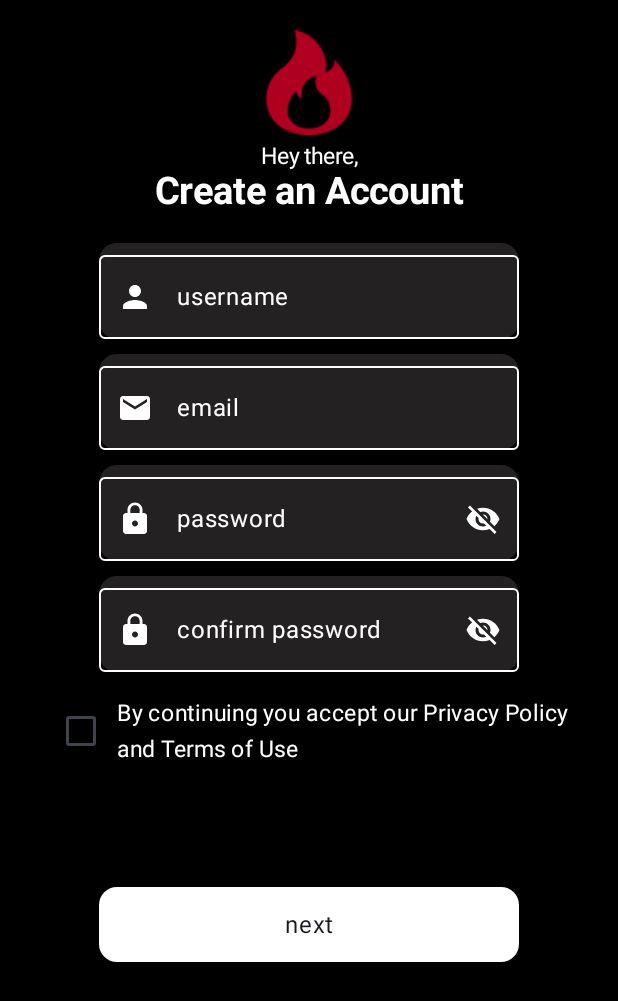
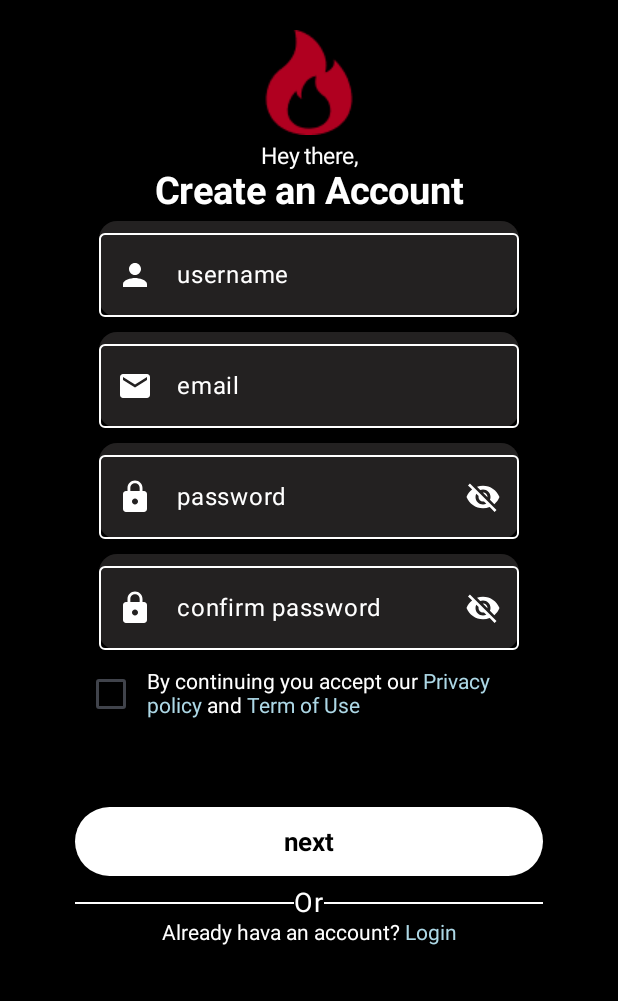
Before and after one commit to Joao-Lucas-de-Oliveira-Lima/Lifitness-Kotlin, an Android app built with Jetpack Compose: the screen it shows after launch (MainActivity), on a phone screen of 412 x 824 dp. Shown: the top 1001 px of the screen. Run offline under Robolectric (Android 15) with nearby library versions, the phone set to English and light mode, and no system bars.

Commit message:
Finalizing registration screen UI

```diff
--- a/Lifitness/app/src/main/java/com/lifitness/common/composable/ButtonComposable.kt
+++ b/Lifitness/app/src/main/java/com/lifitness/common/composable/ButtonComposable.kt
@@ -1,25 +1,60 @@
 import androidx.compose.foundation.BorderStroke
+import androidx.compose.foundation.background
 import androidx.compose.foundation.layout.Arrangement
+import androidx.compose.foundation.layout.Box
+import androidx.compose.foundation.layout.PaddingValues
 import androidx.compose.foundation.layout.Row
 import androidx.compose.foundation.layout.fillMaxWidth
 import androidx.compose.foundation.layout.height
+import androidx.compose.foundation.layout.heightIn
 import androidx.compose.foundation.layout.padding
 import androidx.compose.foundation.shape.RoundedCornerShape
 import androidx.compose.material.icons.Icons
 import androidx.compose.material.icons.filled.ExitToApp
 import androidx.compose.material.icons.filled.KeyboardArrowRight
 import androidx.compose.material3.Button
+import androidx.compose.material3.ButtonColors
 import androidx.compose.material3.ButtonDefaults
 import androidx.compose.material3.Icon
 import androidx.compose.material3.Text
 import androidx.compose.runtime.Composable
 import androidx.compose.ui.Alignment
 import androidx.compose.ui.Modifier
+import androidx.compose.ui.graphics.Brush
 import androidx.compose.ui.graphics.Color
 import androidx.compose.ui.graphics.vector.ImageVector
+import androidx.compose.ui.text.font.FontWeight
 import androidx.compose.ui.tooling.preview.Preview
 import androidx.compose.ui.unit.dp
+import androidx.compose.ui.unit.sp
 import com.lifitness.ui.theme.ButtonColorPerfil
+
+@Composable
+fun ButtonWithoutIconComponent(text : String, textColor : Color, fontSize : Int, minHeight : Int, buttonColor : Color, horizontalPadding : Int){
+    Button(
+        onClick = {},
+        modifier = Modifier
+            .fillMaxWidth()
+            .heightIn(minHeight.dp)
+            .padding(horizontal = horizontalPadding.dp),
+        colors = ButtonDefaults.buttonColors(buttonColor),
+    ){
+        Box(
+            modifier = Modifier
+                .fillMaxWidth()
+                .heightIn(minHeight.dp),
+            contentAlignment = Alignment.Center
+        ){
+            Text(
+                text = text,
+                color = textColor,
+                fontSize = fontSize.sp,
+                //Provisional
+                fontWeight = FontWeight.Bold
+            )
+        }
+    }
+}
 
 @Composable
 fun DefaultButton(
@@ -31,8 +66,8 @@ fun DefaultButton(
     Button(
         onClick = { onClick() },
         modifier = Modifier
-                    .fillMaxWidth()
-                    .height(85.dp),
+            .fillMaxWidth()
+            .height(85.dp),
         shape = RoundedCornerShape(10),
         border = BorderStroke(1.dp, Color.Gray),
         colors = ButtonDefaults.buttonColors(buttonColor)
--- a/Lifitness/app/src/main/java/com/lifitness/common/composable/CheckboxComponent.kt
+++ b/Lifitness/app/src/main/java/com/lifitness/common/composable/CheckboxComponent.kt
@@ -1,8 +1,8 @@
 package com.lifitness.common.composable
 
+import androidx.compose.foundation.layout.Arrangement
 import androidx.compose.foundation.layout.Row
 import androidx.compose.foundation.layout.fillMaxWidth
-import androidx.compose.foundation.layout.height
 import androidx.compose.foundation.layout.heightIn
 import androidx.compose.foundation.layout.padding
 import androidx.compose.material3.Checkbox
@@ -24,8 +24,8 @@ fun CheckboxComponent(text : String){
         modifier = Modifier
             .fillMaxWidth()
             .heightIn(min = 10.dp)
-            .padding(horizontal = 30.dp),
-        verticalAlignment = Alignment.CenterVertically
+            .padding(horizontal = 50.dp),
+        verticalAlignment = Alignment.CenterVertically,
     ){
         var isChecked = remember {
             mutableStateOf(false)
@@ -33,16 +33,6 @@ fun CheckboxComponent(text : String){
         Checkbox(checked = isChecked.value, onCheckedChange = {
             isChecked.value = !isChecked.value
         })
-        Text(
-            text = text,
-            color = Color.White,
-            fontSize = 15.sp
-        )
+        ClickablePolicyTextAndTermsTextComponent(text)
     }
 }
-
-@Preview
-@Composable
-fun PreviewCheckboxComponent(){
-    CheckboxComponent("Preview")
-}
--- /dev/null
+++ b/Lifitness/app/src/main/java/com/lifitness/common/composable/ClickableTextComponent.kt
@@ -0,0 +1,76 @@
+package com.lifitness.common.composable
+
+import android.util.Log
+import androidx.compose.foundation.text.ClickableText
+import androidx.compose.runtime.Composable
+import androidx.compose.ui.graphics.Color
+import androidx.compose.ui.text.SpanStyle
+import androidx.compose.ui.text.buildAnnotatedString
+import androidx.compose.ui.text.withStyle
+import androidx.compose.ui.tooling.preview.Preview
+
+@Composable
+fun ClickablePolicyTextAndTermsTextComponent(text : String){
+    val initialText = "By continuing you accept our "
+    val privacyPolicyText = "Privacy policy "
+    val andText = "and "
+    val termsAndConditionslText = "Term of Use"
+
+    val annotatedString = buildAnnotatedString {
+        withStyle(style = SpanStyle(Color.White)){
+            append(initialText)
+        }
+        withStyle(style = SpanStyle(Color(173, 216, 230))){
+            pushStringAnnotation(tag = privacyPolicyText, annotation = privacyPolicyText)
+            append(privacyPolicyText)
+        }
+        withStyle(style = SpanStyle(Color.White)){
+            append(andText)
+        }
+        withStyle(style = SpanStyle(Color(173, 216, 230))){
+            pushStringAnnotation(tag = termsAndConditionslText, annotation = termsAndConditionslText)
+            append(termsAndConditionslText)
+        }
+    }
+
+    ClickableText(text = annotatedString, onClick = {
+        offset -> annotatedString.getStringAnnotations(offset, offset)
+        .firstOrNull()?.also {
+            span -> Log.d("clickableTextComponent", "{$span.item}")
+        }
+    })
+}
+
+@Composable
+fun ClickableLoginTextComponent(text : String){
+    val initialText = "Already hava an account? "
+    val loginText = "Login"
+
+    val annotatedString = buildAnnotatedString {
+        withStyle(style = SpanStyle(Color.White)){
+            append(initialText)
+        }
+        withStyle(style = SpanStyle(Color(173, 216, 230))){
+            pushStringAnnotation(tag = loginText, annotation = loginText)
+            append(loginText)
+        }
+    }
+    ClickableText(text = annotatedString, onClick = {
+            offset -> annotatedString.getStringAnnotations(offset, offset)
+        .firstOrNull()?.also {
+                span -> Log.d("clickableTextComponent", "{$span.item}")
+        }
+    })
+}
+
+@Preview
+@Composable
+fun PreviewClickablepolicyTextAndTermsTextComponent(){
+    ClickablePolicyTextAndTermsTextComponent("Preview")
+}
+
+@Preview
+@Composable
+fun PreviewClickableLoginTextComponent(){
+    ClickablePolicyTextAndTermsTextComponent(text = "preview")
+}
--- /dev/null
+++ b/Lifitness/app/src/main/java/com/lifitness/common/composable/DividerTextComponent.kt
@@ -0,0 +1,43 @@
+package com.lifitness.common.composable
+
+import androidx.compose.foundation.layout.Row
+import androidx.compose.foundation.layout.fillMaxWidth
+import androidx.compose.foundation.layout.padding
+import androidx.compose.material3.Divider
+import androidx.compose.material3.Text
+import androidx.compose.runtime.Composable
+import androidx.compose.ui.Alignment
+import androidx.compose.ui.Modifier
+import androidx.compose.ui.graphics.Color
+import androidx.compose.ui.unit.dp
+import androidx.compose.ui.unit.sp
+
+@Composable
+fun DividerTextComponent(text : String, fontSize : Int, color: Color, thickness : Int){
+    Row(
+        modifier = Modifier
+            .fillMaxWidth()
+            .padding(horizontal = 50.dp),
+        verticalAlignment = Alignment.CenterVertically
+    ){
+        Divider(
+            modifier = Modifier
+                .fillMaxWidth()
+                .weight(1F),
+            color = color,
+            thickness = thickness.dp
+        )
+        Text(
+            text = text,
+            fontSize = fontSize.sp,
+            color = color
+        )
+        Divider(
+            modifier = Modifier
+                .fillMaxWidth()
+                .weight(1F),
+            color = color,
+            thickness = thickness.dp
+        )
+    }
+}
--- a/Lifitness/app/src/main/java/com/lifitness/common/composable/ImageComposable.kt
+++ b/Lifitness/app/src/main/java/com/lifitness/common/composable/ImageComposable.kt
@@ -45,20 +45,20 @@ fun ImageBackground() {
 }
 
 @Composable
-fun LogoComponent(){
+fun LogoComponent(minWidth : Int, minHeight : Int){
     Image(
         painter = painterResource(id = R.drawable.lifitnesslogo),
         contentDescription = "Logo",
         modifier = Modifier
-            .heightIn(min = 70.dp)
-            .widthIn(min = 76.dp)
+            .heightIn(min = minHeight.dp)
+            .widthIn(min = minWidth.dp)
     )
 }
 
 @Preview
 @Composable
 fun PreviewLogoImage(){
-    LogoComponent()
+    LogoComponent(60, 70)
 }
 
 @Preview
--- a/Lifitness/app/src/main/java/com/lifitness/common/composable/RegistrationScreenButtonComponent.kt
+++ /dev/null
@@ -1,32 +0,0 @@
-package com.lifitness.common.composable
-
-import androidx.compose.foundation.background
-import androidx.compose.foundation.clickable
-import androidx.compose.foundation.layout.Box
-import androidx.compose.foundation.layout.heightIn
-import androidx.compose.foundation.layout.widthIn
-import androidx.compose.foundation.shape.RoundedCornerShape
-import androidx.compose.material3.Text
-import androidx.compose.runtime.Composable
-import androidx.compose.ui.Alignment
-import androidx.compose.ui.Modifier
-import androidx.compose.ui.graphics.Color
-import androidx.compose.ui.text.style.TextAlign
-import androidx.compose.ui.unit.dp
-
-@Composable
-fun RegistrationScreenButtonComponent(textValue : String){
-    Box(
-        modifier = Modifier
-            .clickable { }
-            .background(Color.White, RoundedCornerShape(12.dp))
-            .widthIn(280.dp)
-            .heightIn(50.dp),
-        contentAlignment = Alignment.Center // Centralizar conteúdo no eixo x e y
-    ) {
-        Text(
-            text = textValue,
-            textAlign = TextAlign.Center, // Centralizar texto no eixo x
-        )
-    }
-}
--- a/Lifitness/app/src/main/java/com/lifitness/common/composable/TextFieldComponent.kt
+++ b/Lifitness/app/src/main/java/com/lifitness/common/composable/TextFieldComponent.kt
@@ -117,14 +117,14 @@ fun PasswordTextFieldComponent(labelValue : String, imageVector : ImageVector){
         },
 
         trailingIcon = {
-            val IconImage = if(isPasswordVisible.value){
+            val iconImage = if(isPasswordVisible.value){
                 Icons.Default.Visibility
             }else{
                 Icons.Default.VisibilityOff
             }
             IconButton(onClick = { isPasswordVisible.value = !isPasswordVisible.value }) {
                 Icon(
-                    IconImage,
+                    iconImage,
                     contentDescription = "",
                     tint = Color.White
                 )
--- a/Lifitness/app/src/main/java/com/lifitness/screens/register/SignUpScreen.kt
+++ b/Lifitness/app/src/main/java/com/lifitness/screens/register/SignUpScreen.kt
@@ -1,5 +1,6 @@
 package com.lifitness.screens.register
 
+import ButtonWithoutIconComponent
 import android.graphics.drawable.Icon
 import androidx.compose.foundation.background
 import androidx.compose.foundation.layout.Box
@@ -23,11 +24,12 @@ import androidx.compose.ui.tooling.preview.Preview
 import androidx.compose.ui.unit.dp
 import com.lifitness.R
 import com.lifitness.common.composable.CheckboxComponent
+import com.lifitness.common.composable.ClickableLoginTextComponent
 import com.lifitness.common.composable.CreateAnAccountText
+import com.lifitness.common.composable.DividerTextComponent
 import com.lifitness.common.composable.GreetingText
 import com.lifitness.common.composable.LogoComponent
 import com.lifitness.common.composable.PasswordTextFieldComponent
-import com.lifitness.common.composable.RegistrationScreenButtonComponent
 import com.lifitness.common.composable.TextFieldComponent
 
 @Composable
@@ -44,11 +46,11 @@ fun SignUpScreen(){
                 .fillMaxSize(),
         ) {
             Spacer(modifier = Modifier.height(20.dp))
-            LogoComponent()
+            LogoComponent(60, 70)
             Spacer(modifier = Modifier.height(5.dp))
             GreetingText()
             CreateAnAccountText()
-            Spacer(modifier = Modifier.height(20.dp))
+            Spacer(modifier = Modifier.height(5.dp))
             TextFieldComponent(
                 labelValue = stringResource(id = R.string.sign_up_username_field),
                 imageVector = Icons.Default.Person)
@@ -64,10 +66,24 @@ fun SignUpScreen(){
             PasswordTextFieldComponent(
                 labelValue = stringResource(id = R.string.sign_up_retype_your_password_field),
                 imageVector = Icons.Default.Lock)
-            Spacer(modifier = Modifier.height(15.dp))
+            Spacer(modifier = Modifier.height(5.dp))
             CheckboxComponent(text = stringResource(id = R.string.privacy_policy_and_terms_of_use_text))
-            Spacer(modifier = Modifier.height(80.dp))
-            RegistrationScreenButtonComponent("next")
+            Spacer(modifier = Modifier.height(50.dp))
+            ButtonWithoutIconComponent(
+                text = stringResource(id = R.string.next_title),
+                textColor = Color.Black,
+                fontSize = 17,
+                minHeight = 30,
+                buttonColor = Color.White,
+                horizontalPadding = 50)
+            Spacer(modifier = Modifier.height(5.dp))
+            DividerTextComponent(
+                text = "Or",
+                fontSize = 18,
+                color = Color.White,
+                thickness = 1)
+
+            ClickableLoginTextComponent(text = stringResource(id = R.string.create_an_account_text))
         }
     }
 }
--- a/Lifitness/app/src/main/res/values/strings.xml
+++ b/Lifitness/app/src/main/res/values/strings.xml
@@ -3,6 +3,8 @@
     <string name="greeting_text">Hey there,</string>
     <string name="create_an_account_text">Create an Account</string>
     <string name="privacy_policy_and_terms_of_use_text">By continuing you accept our Privacy Policy and Terms of Use</string>
+    <string name="return_to_login_screen_text">Already hava an account? Login</string>
+    <string name="next_title">next</string>
     <string name="more_title">MORE</string>
     <string name="settings_title">SETTINGS</string>
     <string name="brand_logo_name">LiFitness</string>
```
